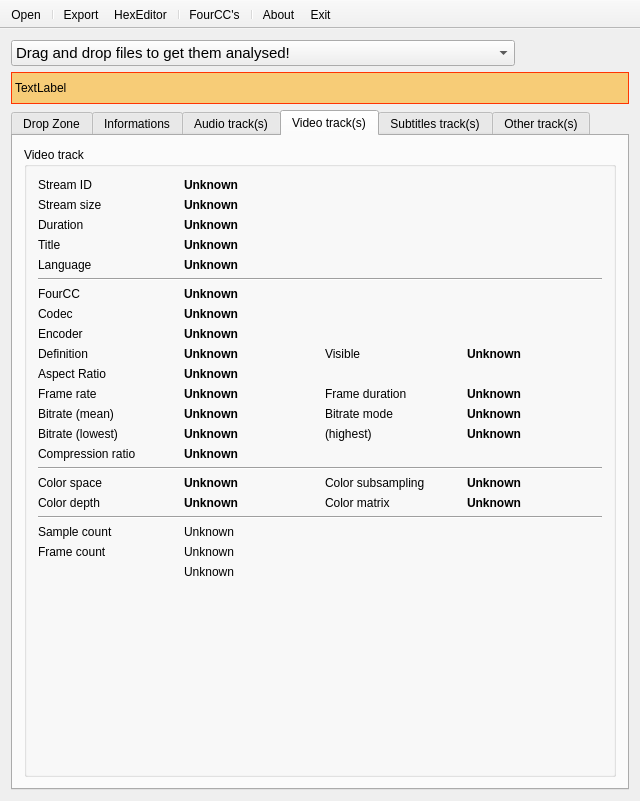
First picture: the form in mini_analyser/ui/mainwindow.ui, repository emericg/MiniVideo, before the edit.
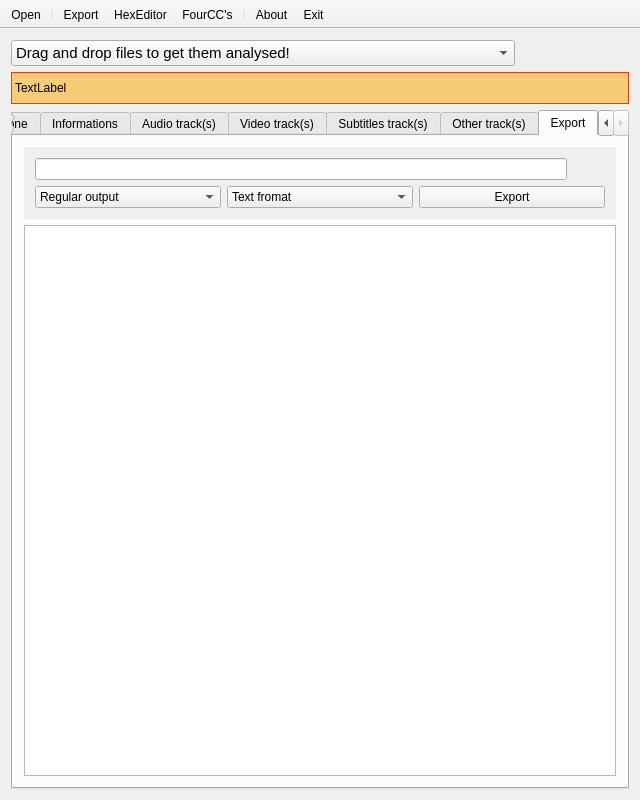
Second picture: the form after the edit. The open tabs and pages were chosen to show the change. Icons and pictures are not drawn.

Commit message: Rework mini_analyser internals (add multi tracks support)

```diff
--- a/mini_analyser/ui/mainwindow.ui
+++ b/mini_analyser/ui/mainwindow.ui
@@ -7,7 +7,7 @@
     <x>0</x>
     <y>0</y>
     <width>640</width>
-    <height>801</height>
+    <height>800</height>
    </rect>
   </property>
   <property name="minimumSize">
@@ -1595,7 +1595,7 @@
              <item row="1" column="0">
               <widget class="QLabel" name="label_55">
                <property name="text">
-                <string>Stream size</string>
+                <string>Size</string>
                </property>
               </widget>
              </item>
@@ -1621,7 +1621,7 @@
                 </size>
                </property>
                <property name="text">
-                <string>Stream ID</string>
+                <string>Internal ID</string>
                </property>
               </widget>
              </item>
@@ -1633,7 +1633,7 @@
               </widget>
              </item>
              <item row="1" column="1">
-              <widget class="QLabel" name="label_video_size_2">
+              <widget class="QLabel" name="label_video_size">
                <property name="font">
                 <font>
                  <weight>75</weight>
@@ -1649,7 +1649,7 @@
               </widget>
              </item>
              <item row="2" column="1">
-              <widget class="QLabel" name="label_video_duration_2">
+              <widget class="QLabel" name="label_video_duration">
                <property name="font">
                 <font>
                  <weight>75</weight>
@@ -1805,7 +1805,7 @@
               </widget>
              </item>
              <item row="1" column="1" colspan="3">
-              <widget class="QLabel" name="label_video_codec_2">
+              <widget class="QLabel" name="label_video_codec">
                <property name="font">
                 <font>
                  <weight>75</weight>
@@ -1821,7 +1821,7 @@
               </widget>
              </item>
              <item row="3" column="1">
-              <widget class="QLabel" name="label_video_definition_2">
+              <widget class="QLabel" name="label_video_definition">
                <property name="font">
                 <font>
                  <weight>75</weight>
@@ -1880,7 +1880,7 @@
               </widget>
              </item>
              <item row="4" column="1" colspan="3">
-              <widget class="QLabel" name="label_video_ar_2">
+              <widget class="QLabel" name="label_video_ar">
                <property name="font">
                 <font>
                  <weight>75</weight>
@@ -1909,7 +1909,7 @@
               </widget>
              </item>
              <item row="5" column="1">
-              <widget class="QLabel" name="label_video_framerate_2">
+              <widget class="QLabel" name="label_video_framerate">
                <property name="font">
                 <font>
                  <weight>75</weight>
@@ -1948,7 +1948,7 @@
               </widget>
              </item>
              <item row="6" column="3">
-              <widget class="QLabel" name="label_video_bitratemode_2">
+              <widget class="QLabel" name="label_video_bitratemode">
                <property name="font">
                 <font>
                  <weight>75</weight>
@@ -2470,6 +2470,118 @@
         <string>Other track(s)</string>
        </attribute>
       </widget>
+      <widget class="QWidget" name="tab_exporter">
+       <attribute name="icon">
+        <iconset resource="../resources/resources.qrc">
+         <normaloff>:/icons/icons/emblem-downloads.svg</normaloff>:/icons/icons/emblem-downloads.svg</iconset>
+       </attribute>
+       <attribute name="title">
+        <string>Export</string>
+       </attribute>
+       <layout class="QVBoxLayout" name="verticalLayout_8">
+        <item>
+         <widget class="QFrame" name="frame">
+          <property name="autoFillBackground">
+           <bool>true</bool>
+          </property>
+          <layout class="QGridLayout" name="gridLayout_18">
+           <item row="1" column="2">
+            <widget class="QPushButton" name="pushButton_export">
+             <property name="text">
+              <string>Export</string>
+             </property>
+             <property name="icon">
+              <iconset resource="../resources/resources.qrc">
+               <normaloff>:/icons/icons/emblem-downloads.svg</normaloff>:/icons/icons/emblem-downloads.svg</iconset>
+             </property>
+            </widget>
+           </item>
+           <item row="1" column="0">
+            <widget class="QComboBox" name="comboBox_export_details">
+             <item>
+              <property name="text">
+               <string>Regular output</string>
+              </property>
+             </item>
+             <item>
+              <property name="text">
+               <string>Detailed output</string>
+              </property>
+             </item>
+            </widget>
+           </item>
+           <item row="1" column="1">
+            <widget class="QComboBox" name="comboBox_export_formats">
+             <item>
+              <property name="text">
+               <string>Text fromat</string>
+              </property>
+             </item>
+             <item>
+              <property name="text">
+               <string>XML</string>
+              </property>
+             </item>
+             <item>
+              <property name="text">
+               <string>JSON</string>
+              </property>
+             </item>
+            </widget>
+           </item>
+           <item row="0" column="0" colspan="3">
+            <layout class="QHBoxLayout" name="horizontalLayout">
+             <item>
+              <widget class="QLineEdit" name="lineEdit_export_filename"/>
+             </item>
+             <item>
+              <widget class="QPushButton" name="pushButton_export_filechooser">
+               <property name="maximumSize">
+                <size>
+                 <width>32</width>
+                 <height>32</height>
+                </size>
+               </property>
+               <property name="text">
+                <string/>
+               </property>
+               <property name="icon">
+                <iconset resource="../resources/resources.qrc">
+                 <normaloff>:/icons/icons/emblem-downloads.svg</normaloff>:/icons/icons/emblem-downloads.svg</iconset>
+               </property>
+               <property name="iconSize">
+                <size>
+                 <width>32</width>
+                 <height>32</height>
+                </size>
+               </property>
+               <property name="autoDefault">
+                <bool>false</bool>
+               </property>
+               <property name="flat">
+                <bool>true</bool>
+               </property>
+              </widget>
+             </item>
+            </layout>
+           </item>
+          </layout>
+         </widget>
+        </item>
+        <item>
+         <widget class="QTextBrowser" name="textBrowser_export">
+          <property name="font">
+           <font>
+            <family>Bitstream Vera Sans Mono</family>
+           </font>
+          </property>
+          <property name="lineWrapMode">
+           <enum>QTextEdit::NoWrap</enum>
+          </property>
+         </widget>
+        </item>
+       </layout>
+      </widget>
      </widget>
     </item>
     <item row="0" column="0">
@@ -2550,7 +2662,6 @@
    <addaction name="separator"/>
    <addaction name="actionExport"/>
    <addaction name="actionHexEditor"/>
-   <addaction name="separator"/>
    <addaction name="actionFourCC"/>
    <addaction name="separator"/>
    <addaction name="actionAbout"/>
```
Left out of the diff: 237 changed lines with no effect on the pictures. The commit also changes 4 other files.
